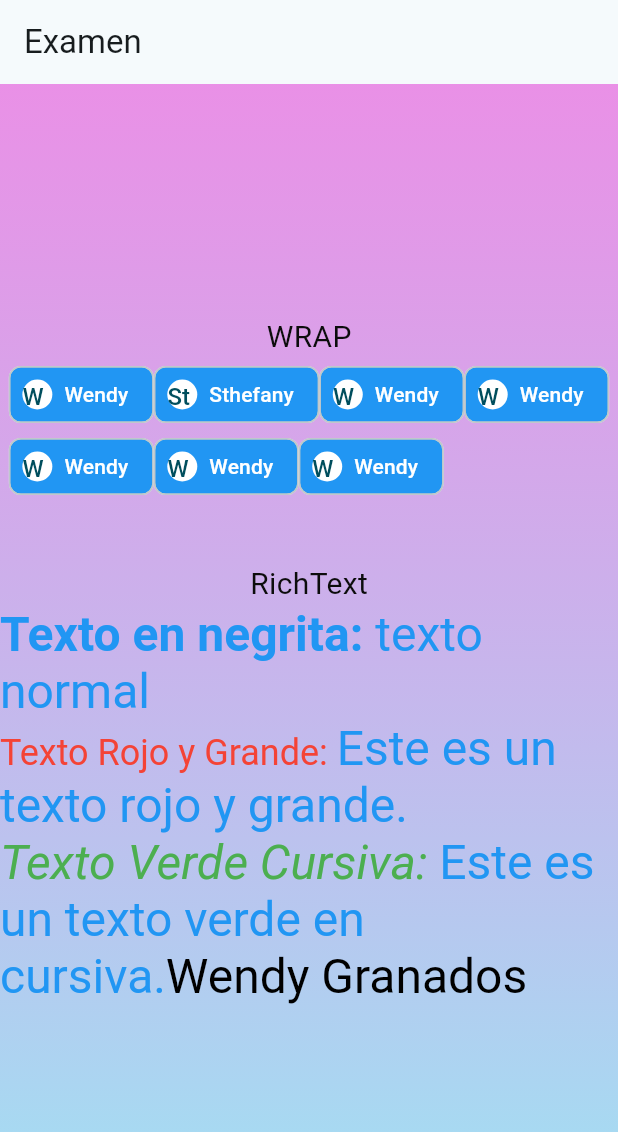
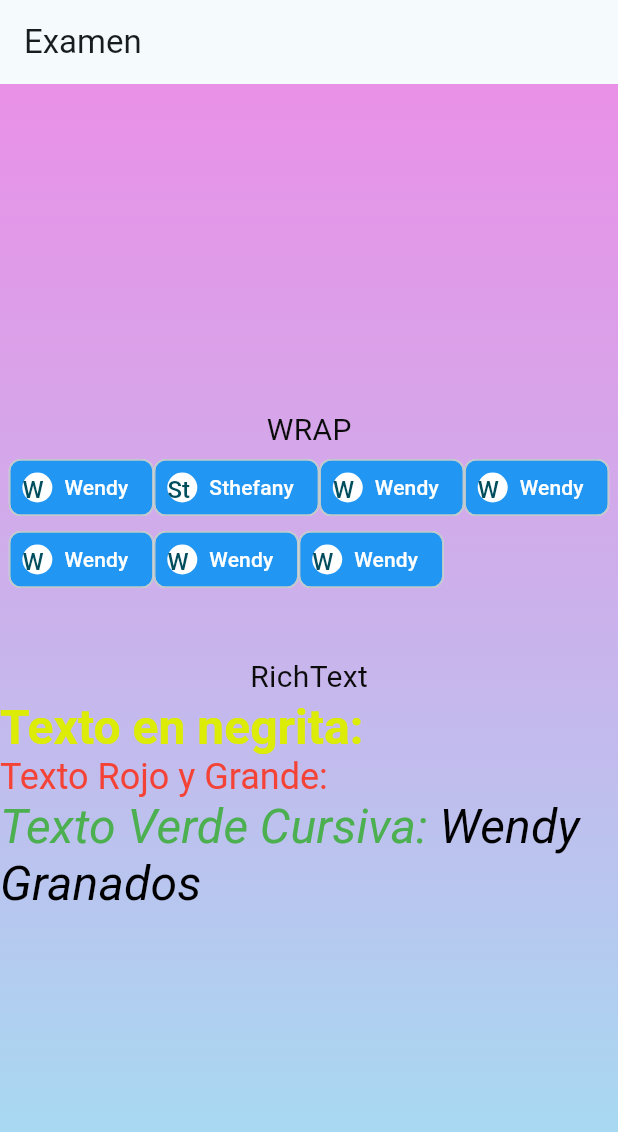
Before and after one commit to granadoshernandez/eval2_sis22, a Flutter app: the AcercaDe screen opened directly, on a phone screen of 412 x 824 dp. Shown: the top 1132 px of the screen. Run offline on Flutter 3.47's test engine with Material 2 defaults, Android fonts, the phone set to English and light mode, and no system bars; our stand-ins replace cloud_firestore, firebase_auth, firebase_core, quickalert; accounts and stored records are empty.

Commit message:
cambio de texto

```diff
--- a/lib/pages/AcercaDe.dart
+++ b/lib/pages/AcercaDe.dart
@@ -56,7 +56,7 @@ class AcercaDe extends StatelessWidget {
                 text: TextSpan(
                   style: TextStyle(
                     fontSize: 32,
-                    color: Colors.blue,
+                    color: Color.fromARGB(255, 221, 236, 7),
                   ),
                   children: [
                     TextSpan(
@@ -65,7 +65,6 @@ class AcercaDe extends StatelessWidget {
                         fontWeight: FontWeight.bold,
                       ),
                     ),
-                    TextSpan(text: 'texto normal'),
                     TextSpan(
                       text: '\nTexto Rojo y Grande: ',
                       style: TextStyle(
@@ -73,7 +72,6 @@ class AcercaDe extends StatelessWidget {
                         fontSize: 24,
                       ),
                     ),
-                    TextSpan(text: 'Este es un texto rojo y grande.'),
                     TextSpan(
                       text: '\nTexto Verde Cursiva: ',
                       style: TextStyle(
@@ -81,10 +79,12 @@ class AcercaDe extends StatelessWidget {
                         fontStyle: FontStyle.italic,
                       ),
                     ),
-                    TextSpan(text: 'Este es un texto verde en cursiva.'),
                     TextSpan(
                         text: 'Wendy Granados',
-                        style: TextStyle(color: Colors.black)),
+                        style: TextStyle(
+                          color: Colors.black,
+                          fontStyle: FontStyle.italic,
+                        )),
                   ],
                 ),
               ),
```
